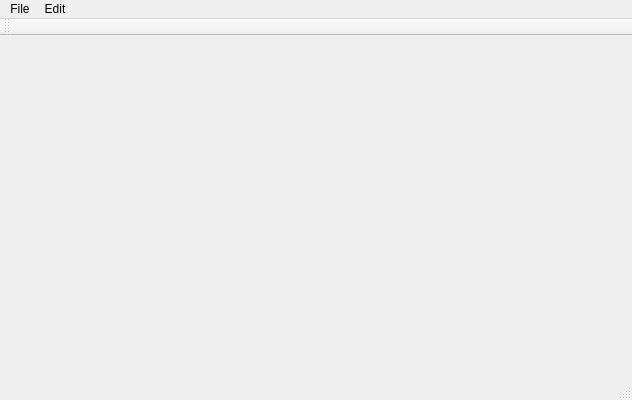
Qt form mainwindow.ui (maximova136/Little-Paint) before a commit.
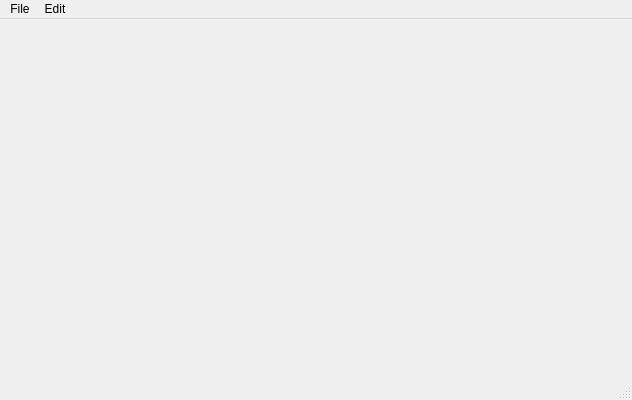
The same form after that commit.

What changed in the file:
```diff
--- a/mainwindow.ui
+++ b/mainwindow.ui
@@ -46,14 +46,6 @@
    <addaction name="menuFile"/>
    <addaction name="menuEdit"/>
   </widget>
-  <widget class="QToolBar" name="mainToolBar">
-   <attribute name="toolBarArea">
-    <enum>TopToolBarArea</enum>
-   </attribute>
-   <attribute name="toolBarBreak">
-    <bool>false</bool>
-   </attribute>
-  </widget>
   <widget class="QStatusBar" name="statusBar"/>
   <action name="actionNew">
    <property name="text">
```
